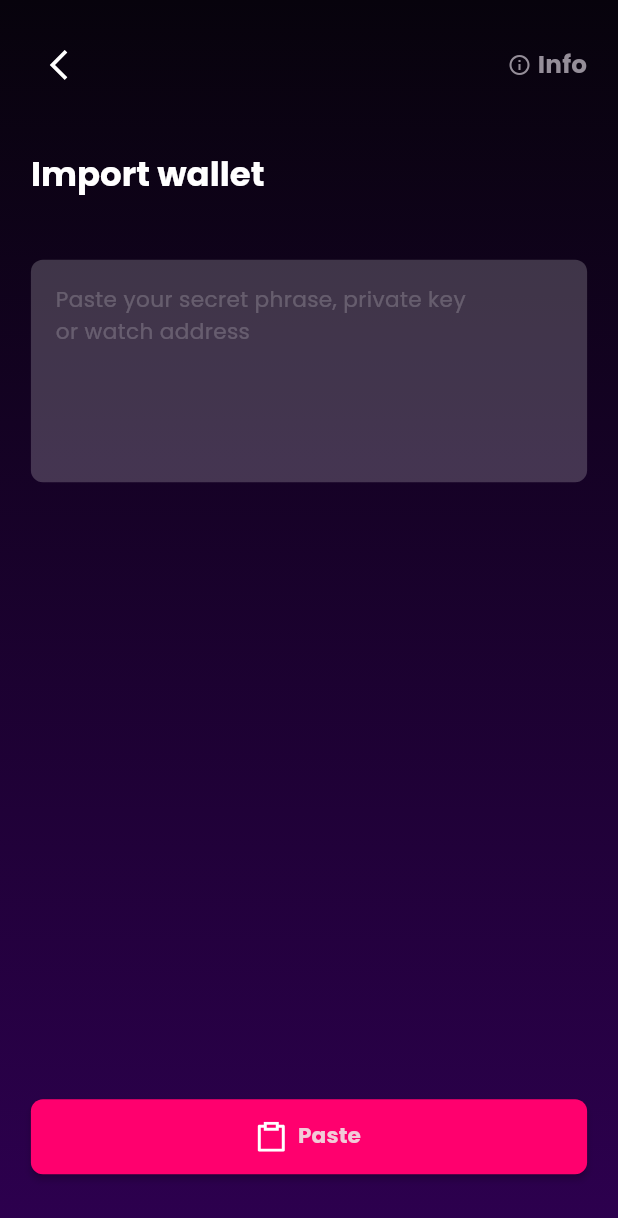
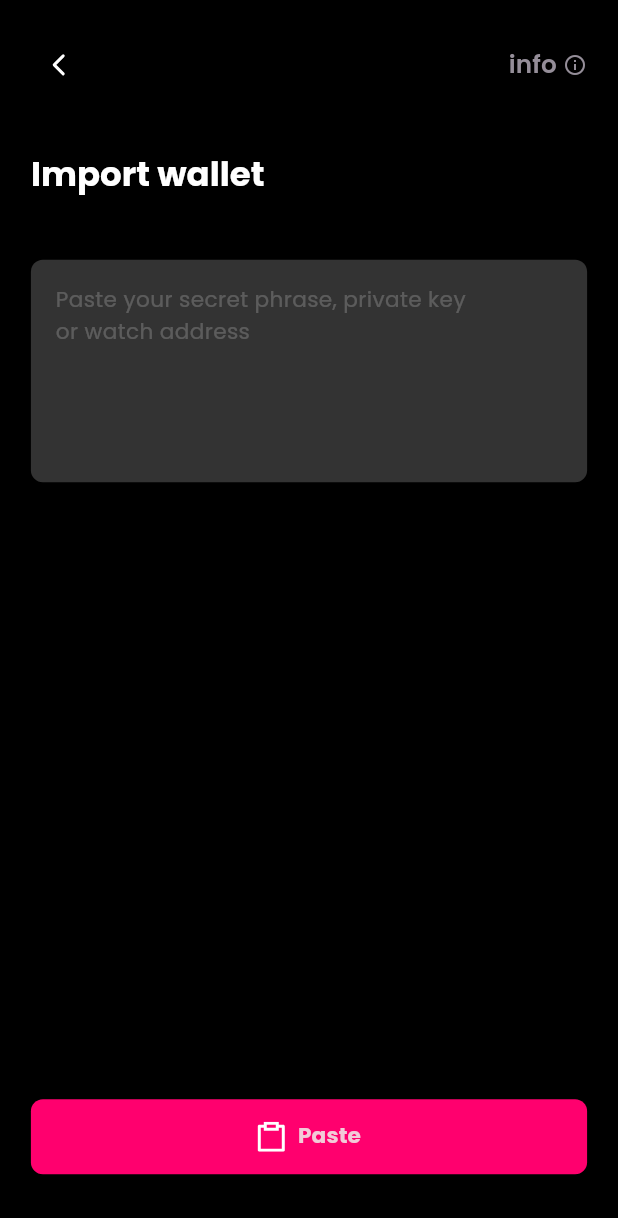
Before and after one commit to Tezsure/plenty-wallet, a Flutter app: the ImportWalletPageView screen opened by its route, on a phone screen of 412 x 824 dp. Shown: the top 1218 px of the screen. Run offline on Flutter 3.47's test engine with Material 2 defaults, Android fonts, the phone set to English and light mode, and no system bars; our stand-ins replace cached_network_image, flutter_secure_storage, flutter_svg, get, hex, image_picker and 5 more; missing offline and left inert: dartez, simple_gql, web3auth_flutter; accounts and stored records are empty; project files that could hold a hidden picture were left out.

Commit message:
fix: minor changes

```diff
--- a/lib/app/modules/import_wallet_page/views/import_wallet_page_view.dart
+++ b/lib/app/modules/import_wallet_page/views/import_wallet_page_view.dart
@@ -22,7 +22,7 @@ class ImportWalletPageView extends GetView<ImportWalletPageController> {
   @override
   Widget build(BuildContext context) {
     return Container(
-      decoration: const BoxDecoration(gradient: GradConst.GradientBackground),
+      decoration: const BoxDecoration(color: Colors.black),
       width: 1.width,
       padding: EdgeInsets.symmetric(horizontal: 0.05.width),
       child: SafeArea(
@@ -44,17 +44,18 @@ class ImportWalletPageView extends GetView<ImportWalletPageController> {
                   },
                   child: Row(
                     children: [
+                      Text(
+                        "info",
+                        style: titleMedium.copyWith(
+                            fontWeight: FontWeight.w600,
+                            color: ColorConst.NeutralVariant.shade60),
+                      ),
+                      0.01.hspace,
                       Icon(
                         Icons.info_outline,
                         color: ColorConst.NeutralVariant.shade60,
                         size: 16,
                       ),
-                      0.01.hspace,
-                      Text(
-                        "Info",
-                        style: titleMedium.apply(
-                            color: ColorConst.NeutralVariant.shade60),
-                      )
                     ],
                   ),
                 )
@@ -183,7 +184,7 @@ class ImportWalletPageView extends GetView<ImportWalletPageController> {
             controller.genAndLoadMoreAccounts(0, 3);
             Get.bottomSheet(
               accountBottomSheet(),
-               isScrollControlled: true,
+              isScrollControlled: true,
               barrierColor: Colors.white.withOpacity(0.2),
             );
           } else {
--- a/lib/app/modules/passcode_page/views/passcode_page_view.dart
+++ b/lib/app/modules/passcode_page/views/passcode_page_view.dart
@@ -3,7 +3,6 @@ import 'package:flutter/services.dart';
 import 'package:flutter_svg/flutter_svg.dart';
 
 import 'package:get/get.dart';
-import 'package:naan_wallet/app/modules/common_widgets/back_button.dart';
 import 'package:naan_wallet/utils/colors/colors.dart';
 import 'package:naan_wallet/utils/constants/path_const.dart';
 import 'package:naan_wallet/utils/extensions/size_extension.dart';
@@ -44,7 +43,6 @@ class PasscodePageView extends GetView<PasscodePageController> {
                     child: SvgPicture.asset(
                       "${PathConst.SVG}arrow_back.svg",
                       fit: BoxFit.scaleDown,
-
                     ),
                   ),
                 ),
@@ -89,9 +87,9 @@ class PasscodePageView extends GetView<PasscodePageController> {
               0.05.vspace,
               PassCodeWidget(onChanged: (value) {
                 debugPrint(
-                    "confirm passcode : " + controller.confirmPasscode.value);
+                    "confirm passcode : ${controller.confirmPasscode.value}");
                 debugPrint(
-                    "set passcode : " + controller.enteredPassCode.value);
+                    "set passcode : ${controller.enteredPassCode.value}");
 
                 if (controller.isToVerifyPassCode.value) {
                   if (value.length == 6) {
```
Also changed, not shown: lib/app/modules/receive_page/views/receive_page_view.dart (+4 -3 lines), assets/svg/arrow_back.svg, 1 other file.
